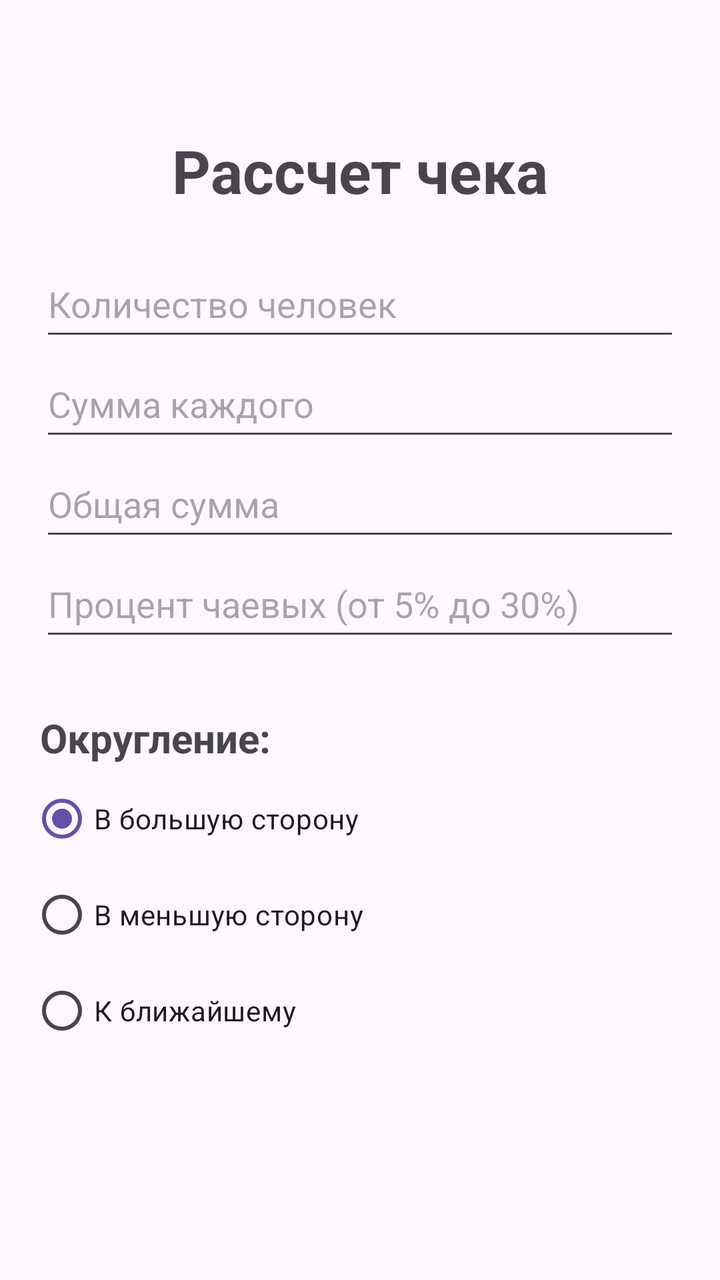
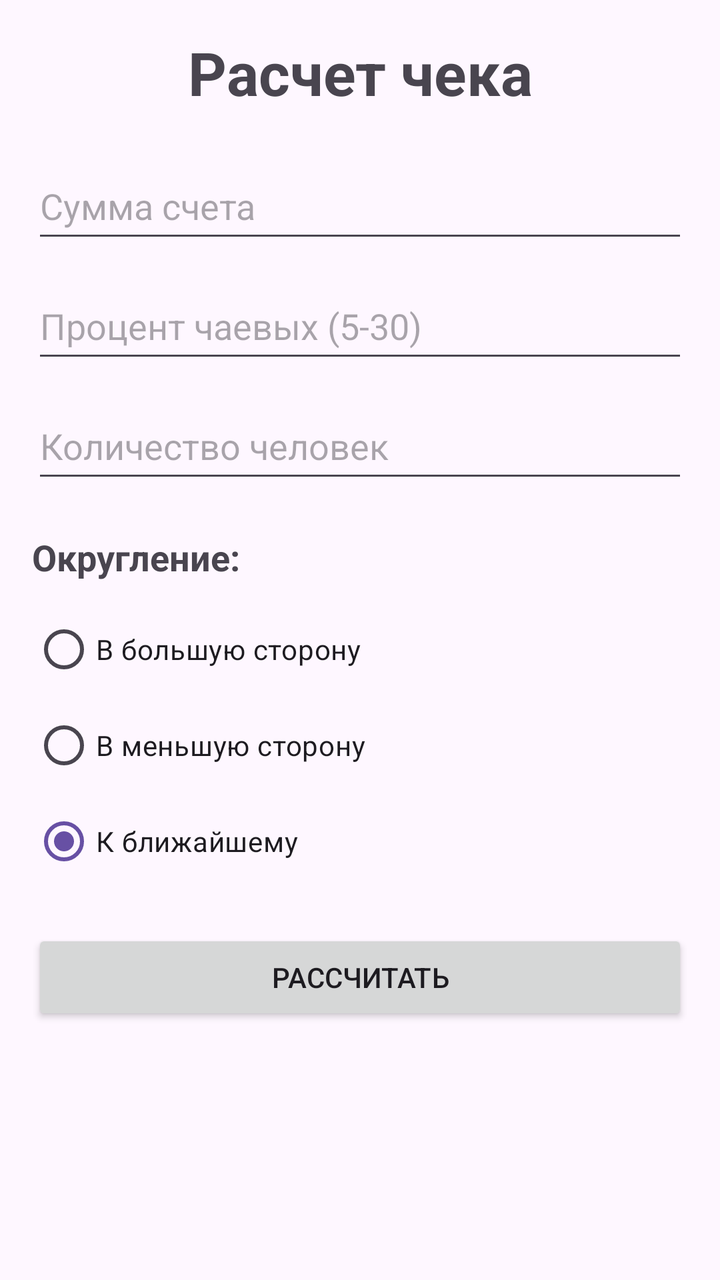

The first picture is an Android layout as it rendered before a commit; the second is the same layout after the commit. The layout source and the unified diff follow.
<!-- AndroidManifest.xml: application theme Theme.AS_kontrolnaya -->
<!-- res/layout/activity_main.xml -->
<?xml version="1.0" encoding="utf-8"?>
<androidx.constraintlayout.widget.ConstraintLayout xmlns:android="http://schemas.android.com/apk/res/android"
    xmlns:app="http://schemas.android.com/apk/res-auto"
    xmlns:tools="http://schemas.android.com/tools"
    android:id="@+id/main"
    android:layout_width="match_parent"
    android:layout_height="match_parent"
    tools:context=".MainActivity">

    <GridLayout
        android:layout_marginTop="35dp"
        android:id="@+id/info"
        android:layout_width="match_parent"
        android:layout_height="wrap_content"
        app:layout_constraintTop_toTopOf="parent"
        app:layout_constraintEnd_toEndOf="parent"
        android:orientation="vertical">

        <TextView
            android:id="@+id/Bill"
            android:layout_width="match_parent"
            android:layout_height="match_parent"
            android:layout_marginTop="30dp"
            android:text="Рассчет чека"
            android:gravity="center"
            android:textSize="30dp"
            android:textStyle="bold"/>

        <EditText
            android:id="@+id/peopleAmount"
            android:layout_width="match_parent"
            android:layout_height="50dp"
            android:layout_marginTop="20dp"
            android:layout_marginLeft="20dp"
            android:layout_marginRight="20dp"
            android:hint="Количество человек"
            android:inputType="text|number"/>

        <EditText
            android:id="@+id/eachAmount"
            android:layout_width="match_parent"
            android:layout_height="50dp"
            android:layout_marginLeft="20dp"
            android:layout_marginRight="20dp"
            android:hint="Сумма каждого"
            android:inputType="text|number"/>

        <EditText
            android:id="@+id/totalAmount"
            android:layout_width="match_parent"
            android:layout_height="50dp"
            android:layout_marginLeft="20dp"
            android:layout_marginRight="20dp"
            android:hint="Общая сумма"
            android:inputType="text|number"/>

        <EditText
            android:id="@+id/tipsPercent"
            android:layout_width="match_parent"
            android:layout_height="50dp"
            android:layout_marginLeft="20dp"
            android:layout_marginRight="20dp"
            android:hint="Процент чаевых (от 5% до 30%)"
            android:inputType="text|number"/>
    </GridLayout>

    <GridLayout
        android:id="@+id/roundingPick"
        android:layout_width="match_parent"
        android:layout_height="wrap_content"
        app:layout_constraintTop_toBottomOf="@id/info"
        android:layout_marginLeft="20dp"
        android:orientation="horizontal">

    <TextView
        android:id="@+id/rounding"
        android:layout_width="match_parent"
        android:layout_height="match_parent"
        android:layout_marginTop="30dp"
        android:text="Округление:"
        app:layout_constraintTop_toBottomOf="@id/info"
        android:textSize="20dp"
        android:textStyle="bold"/>
    </GridLayout>

    <GridLayout
        android:id="@+id/roundPick"
        android:layout_width="match_parent"
        android:layout_height="wrap_content"
        app:layout_constraintTop_toBottomOf="@id/info"
        android:layout_marginTop="60dp"
        android:layout_marginLeft="15dp"
        android:orientation="horizontal">

        <RadioGroup
            android:id="@+id/round"
            android:checkedButton="@id/roundUp">

            <RadioButton
                android:id="@+id/roundUp"
                android:layout_width="wrap_content"
                android:layout_height="wrap_content"
                android:text="В большую сторону" />

            <RadioButton
                android:id="@+id/roundDown"
                android:layout_width="wrap_content"
                android:layout_height="wrap_content"
                android:text="В меньшую сторону" />

            <RadioButton
                android:id="@+id/roundClosest"
                android:layout_width="wrap_content"
                android:layout_height="wrap_content"
                android:text="К ближайшему" />
        </RadioGroup>

    </GridLayout>

</androidx.constraintlayout.widget.ConstraintLayout>
<!-- resources referenced by this layout -->
<resources>
  <style name="Theme.AS_kontrolnaya" parent="Base.Theme.AS_kontrolnaya" />
  <style name="Base.Theme.AS_kontrolnaya" parent="Theme.Material3.DayNight.NoActionBar">
          
          
      </style>
</resources>

<!-- the commit's change to res/layout/activity_main.xml (unified diff, before → after) -->
@@ -1,120 +1,125 @@
 <?xml version="1.0" encoding="utf-8"?>
 <androidx.constraintlayout.widget.ConstraintLayout xmlns:android="http://schemas.android.com/apk/res/android"
     xmlns:app="http://schemas.android.com/apk/res-auto"
-    xmlns:tools="http://schemas.android.com/tools"
-    android:id="@+id/main"
     android:layout_width="match_parent"
     android:layout_height="match_parent"
-    tools:context=".MainActivity">
+    android:padding="16dp">
 
-    <GridLayout
-        android:layout_marginTop="35dp"
-        android:id="@+id/info"
+    <LinearLayout
         android:layout_width="match_parent"
         android:layout_height="wrap_content"
-        app:layout_constraintTop_toTopOf="parent"
-        app:layout_constraintEnd_toEndOf="parent"
-        android:orientation="vertical">
+        android:orientation="vertical"
+        app:layout_constraintTop_toTopOf="parent">
 
         <TextView
-            android:id="@+id/Bill"
             android:layout_width="match_parent"
-            android:layout_height="match_parent"
-            android:layout_marginTop="30dp"
-            android:text="Рассчет чека"
+            android:layout_height="wrap_content"
+            android:text="Расчет чека"
+            android:textSize="30sp"
+            android:textStyle="bold"
             android:gravity="center"
-            android:textSize="30dp"
-            android:textStyle="bold"/>
+            android:layout_marginBottom="20dp"/>
+
+        <EditText
+            android:id="@+id/totalAmount"
+            android:layout_width="match_parent"
+            android:layout_height="50dp"
+            android:hint="Сумма счета"
+            android:inputType="numberDecimal"
+            android:layout_marginBottom="10dp"/>
+
+        <EditText
+            android:id="@+id/tipsPercent"
+            android:layout_width="match_parent"
+            android:layout_height="50dp"
+            android:hint="Процент чаевых (5-30)"
+            android:inputType="number"
+            android:layout_marginBottom="10dp"/>
 
         <EditText
             android:id="@+id/peopleAmount"
             android:layout_width="match_parent"
             android:layout_height="50dp"
-            android:layout_marginTop="20dp"
-            android:layout_marginLeft="20dp"
-            android:layout_marginRight="20dp"
             android:hint="Количество человек"
-            android:inputType="text|number"/>
+            android:inputType="number"
+            android:layout_marginBottom="20dp"/>
 
-        <EditText
-            android:id="@+id/eachAmount"
+        <TextView
             android:layout_width="match_parent"
-            android:layout_height="50dp"
-            android:layout_marginLeft="20dp"
-            android:layout_marginRight="20dp"
-            android:hint="Сумма каждого"
-            android:inputType="text|number"/>
-
-        <EditText
-            android:id="@+id/totalAmount"
-            android:layout_width="match_parent"
-            android:layout_height="50dp"
-            android:layout_marginLeft="20dp"
-            android:layout_marginRight="20dp"
-            android:hint="Общая сумма"
-            android:inputType="text|number"/>
-
-        <EditText
-            android:id="@+id/tipsPercent"
-            android:layout_width="match_parent"
-            android:layout_height="50dp"
-            android:layout_marginLeft="20dp"
-            android:layout_marginRight="20dp"
-            android:hint="Процент чаевых (от 5% до 30%)"
-            android:inputType="text|number"/>
-    </GridLayout>
-
-    <GridLayout
-        android:id="@+id/roundingPick"
-        android:layout_width="match_parent"
-        android:layout_height="wrap_content"
-        app:layout_constraintTop_toBottomOf="@id/info"
-        android:layout_marginLeft="20dp"
-        android:orientation="horizontal">
-
-    <TextView
-        android:id="@+id/rounding"
-        android:layout_width="match_parent"
-        android:layout_height="match_parent"
-        android:layout_marginTop="30dp"
-        android:text="Округление:"
-        app:layout_constraintTop_toBottomOf="@id/info"
-        android:textSize="20dp"
-        android:textStyle="bold"/>
-    </GridLayout>
-
-    <GridLayout
-        android:id="@+id/roundPick"
-        android:layout_width="match_parent"
-        android:layout_height="wrap_content"
-        app:layout_constraintTop_toBottomOf="@id/info"
-        android:layout_marginTop="60dp"
-        android:layout_marginLeft="15dp"
-        android:orientation="horizontal">
+            android:layout_height="wrap_content"
+            android:text="Округление:"
+            android:textSize="18sp"
+            android:textStyle="bold"/>
 
         <RadioGroup
             android:id="@+id/round"
-            android:checkedButton="@id/roundUp">
+            android:layout_width="match_parent"
+            android:layout_height="wrap_content"
+            android:layout_marginTop="10dp"
+            android:layout_marginBottom="20dp">
 
             <RadioButton
                 android:id="@+id/roundUp"
                 android:layout_width="wrap_content"
                 android:layout_height="wrap_content"
-                android:text="В большую сторону" />
+                android:text="В большую сторону"/>
 
             <RadioButton
                 android:id="@+id/roundDown"
                 android:layout_width="wrap_content"
                 android:layout_height="wrap_content"
-                android:text="В меньшую сторону" />
+                android:text="В меньшую сторону"/>
 
             <RadioButton
                 android:id="@+id/roundClosest"
                 android:layout_width="wrap_content"
                 android:layout_height="wrap_content"
-                android:text="К ближайшему" />
+                android:text="К ближайшему"
+                android:checked="true"/>
         </RadioGroup>
 
-    </GridLayout>
+        <Button
+            android:id="@+id/countButton"
+            android:layout_width="match_parent"
+            android:layout_height="wrap_content"
+            android:text="Рассчитать"
+            android:layout_marginBottom="20dp"/>
+
+        <GridLayout
+            android:id="@+id/hiddenSum"
+            android:layout_width="wrap_content"
+            android:layout_height="wrap_content"
+            android:orientation="vertical"
+            android:visibility="invisible">
+
+            <TextView
+                android:id="@+id/billText"
+                android:layout_width="wrap_content"
+                android:layout_height="wrap_content"
+                android:text="Сумма чаевых: "
+                android:textSize="16sp"
+                android:textStyle="bold"
+                android:layout_marginTop="5dp"/>
+
+            <TextView
+                android:id="@+id/sumText"
+                android:layout_width="wrap_content"
+                android:layout_height="wrap_content"
+                android:text="Общая сумма: "
+                android:textSize="16sp"
+                android:textStyle="bold"
+                android:layout_marginTop="5dp"/>
+
+            <TextView
+                android:id="@+id/eachText"
+                android:layout_width="wrap_content"
+                android:layout_height="wrap_content"
+                android:text="На каждого: "
+                android:textSize="16sp"
+                android:textStyle="bold"
+                android:layout_marginTop="5dp"/>
+        </GridLayout>
+
+    </LinearLayout>
 
 </androidx.constraintlayout.widget.ConstraintLayout>
